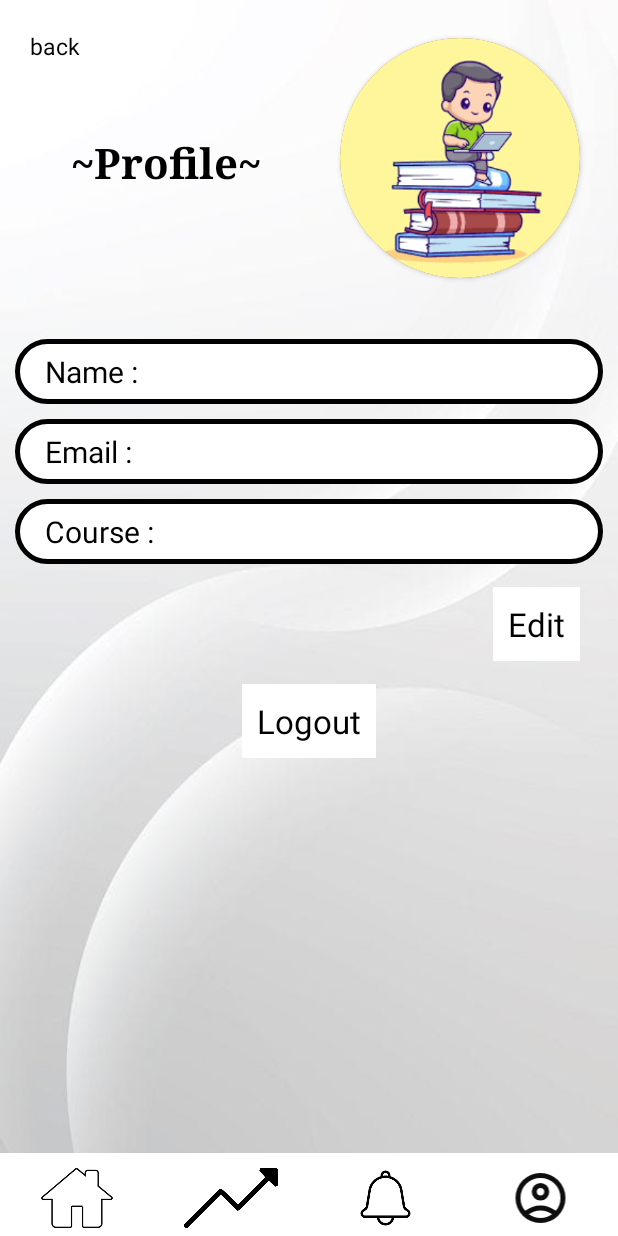
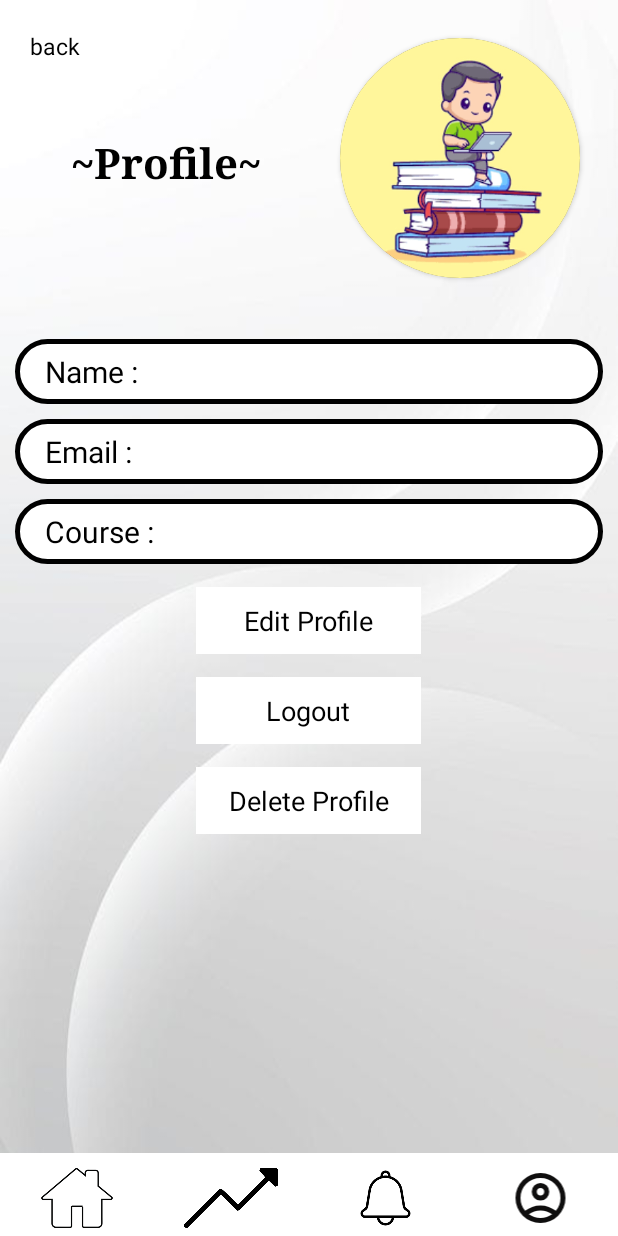
Before and after one commit to Nandani2005/cognitest, an Android app built with Jetpack Compose: the layout activity_profile.xml on its own in the app's theme, with its tools: preview values and no code run, on a phone screen of 412 x 824 dp. Run offline under Robolectric (Android 15) with nearby library versions, the phone set to English and light mode, and no system bars.

Commit message:
new layout added

```diff
--- a/app/src/main/res/layout/activity_declaration.xml
+++ b/app/src/main/res/layout/activity_declaration.xml
@@ -2,7 +2,6 @@
 <RelativeLayout xmlns:android="http://schemas.android.com/apk/res/android"
     xmlns:tools="http://schemas.android.com/tools"
     android:id="@+id/main"
-    android:padding="10dp"
     android:background="#fff"
     android:layout_width="match_parent"
     android:layout_height="match_parent"
@@ -33,11 +32,10 @@
         <Button
             android:id="@+id/closetab"
             android:layout_width="60dp"
-            android:layout_height="60dp"
+            android:layout_height="match_parent"
             android:layout_gravity="center"
             android:background="#EB0717"
             android:text="X"
-            android:layout_margin="5dp"
             android:textSize="20sp"
             android:textColor="#FFFFFF" />
     </LinearLayout>
--- a/app/src/main/res/layout/activity_profile.xml
+++ b/app/src/main/res/layout/activity_profile.xml
@@ -95,12 +95,13 @@
         android:textColor="@android:color/black"
         />
     <TextView
-        android:layout_width="wrap_content"
+        android:layout_width="150dp"
         android:layout_height="wrap_content"
-        android:layout_gravity="right"
         android:textColor="#000"
-        android:text="Edit"
-        android:textSize="22dp"
+        android:text="Edit Profile"
+        android:gravity="center"
+        android:layout_gravity="center"
+        android:textSize="18dp"
         android:padding="10dp"
         android:id="@+id/editbtn"
         android:background="@color/white"
@@ -109,17 +110,33 @@
 
 
         <TextView
-        android:layout_width="wrap_content"
+        android:layout_width="150dp"
+        android:gravity="center"
         android:layout_height="wrap_content"
         android:id="@+id/logout"
         android:text="Logout"
-        android:textSize="22dp"
+        android:textSize="18dp"
         android:padding="10dp"
         android:layout_gravity="center"
         android:textColor="#000"
         android:textFontWeight="600"
         android:background="#fff"
         />
+
+        <TextView
+            android:layout_width="150dp"
+            android:layout_height="wrap_content"
+            android:id="@+id/deleteId"
+            android:background="#fff"
+            android:gravity="center"
+            android:text="Delete Profile"
+            android:textSize="18dp"
+            android:padding="10dp"
+            android:layout_margin="15dp"
+            android:layout_gravity="center"
+            android:textColor="#000"
+            android:textFontWeight="600"
+            />
 </LinearLayout>
     <LinearLayout
         android:layout_width="match_parent"
--- a/app/src/main/res/layout/activity_qapage.xml
+++ b/app/src/main/res/layout/activity_qapage.xml
@@ -108,12 +108,12 @@
 
         <ScrollView
             android:layout_width="match_parent"
-            android:layout_height="500dp"
+            android:layout_height="0dp"
             android:layout_weight="1">
 
             <LinearLayout
                 android:layout_width="match_parent"
-                android:layout_height="wrap_content"
+                android:layout_height="match_parent"
                 android:orientation="vertical">
                 <!-- Question Text -->
                 <TextView
--- a/app/src/main/res/layout/preview_layout.xml
+++ b/app/src/main/res/layout/preview_layout.xml
@@ -4,6 +4,7 @@
     android:layout_height="100dp"
     android:layout_margin="8dp"
     android:elevation="4dp"
+    android:id="@+id/cardholder"
     android:radius="16dp"
     android:padding="16dp">
 
```
Also changed, not shown: app/src/main/java/com/example/cognigent/profile.kt (+9 -0 lines).
